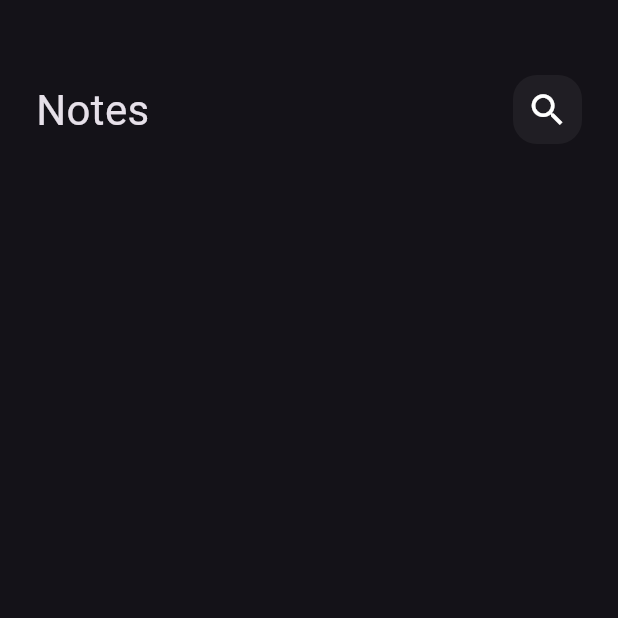
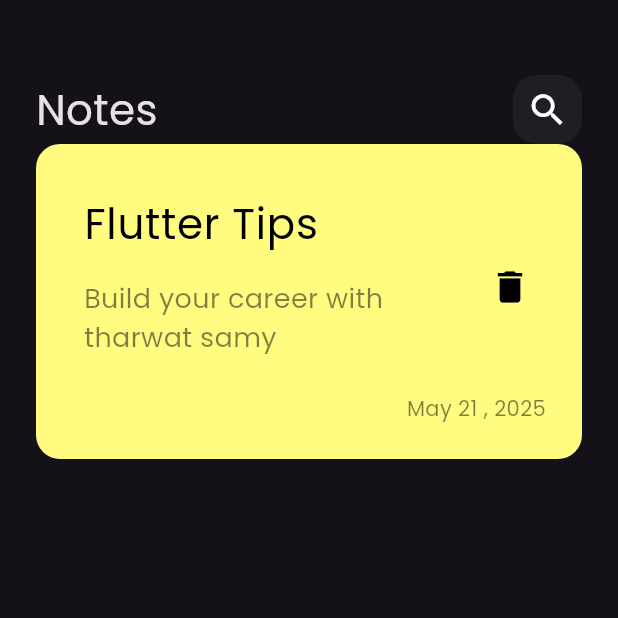
Before and after one commit to Shahd-Elkarn/notes_app, a Flutter app: the screen it shows after launch, on a phone screen of 412 x 824 dp, the top half of it. Run offline on Flutter 3.47's test engine with Material 3 defaults, Android fonts, the phone set to English and light mode, and no system bars.

Commit message:
create custom note item

```diff
--- a/lib/main.dart
+++ b/lib/main.dart
@@ -12,7 +12,10 @@ class NotesApp extends StatelessWidget {
   Widget build(BuildContext context) {
     return MaterialApp(
       debugShowCheckedModeBanner: false,
-      theme: ThemeData(brightness: Brightness.dark),
+      theme: ThemeData(
+        brightness: Brightness.dark,
+        fontFamily: 'Poppins',
+      ),
       home: const NoteView(),
     );
   }
--- /dev/null
+++ b/lib/views/widgets/custom_note_item.dart
@@ -0,0 +1,59 @@
+
+
+import 'package:flutter/material.dart';
+
+class CustomNoteItem extends StatelessWidget {
+  const CustomNoteItem({super.key});
+
+  @override
+  Widget build(BuildContext context) {
+    return Container(
+      padding: EdgeInsets.only(top: 24,bottom: 24,left: 16),
+      decoration: BoxDecoration(
+        borderRadius: BorderRadius.circular(16),
+        color: Color(0xfffFFc80),
+      ),
+      child: Column(
+        crossAxisAlignment: CrossAxisAlignment.end,
+        children: [
+          ListTile(
+            title: Text(
+              'Flutter Tips',
+              style: TextStyle(
+                color: Colors.black,
+                fontSize: 28,
+              ),
+            ),
+            subtitle: Padding(
+              padding: const EdgeInsets.only(top: 16.0,bottom: 16),
+              child: Text(
+                'Build your career with tharwat samy',
+                style: TextStyle(
+                  fontSize: 18,
+                  color: Colors.black.withOpacity(0.5),
+                ),
+              ),
+            ),
+            trailing: IconButton(
+              onPressed: () {},
+              icon: Icon(
+                Icons.delete,
+                size: 28,
+                color: Colors.black,
+              ),
+            ),
+          ),
+          Padding(
+            padding: const EdgeInsets.only(right: 24.0),
+            child: Text(
+                'May 21 , 2025',
+                style: TextStyle(
+                  color: Colors.black.withOpacity(0.5),
+                ),
+              ),
+          ),
+        ],
+      ),
+    );
+  }
+}
--- a/lib/views/widgets/note_view_body.dart
+++ b/lib/views/widgets/note_view_body.dart
@@ -1,5 +1,6 @@
 import 'package:flutter/material.dart';
 import 'package:notes_app/views/widgets/custom_appbar.dart';
+import 'package:notes_app/views/widgets/custom_note_item.dart';
 
 class NoteViewBody extends StatelessWidget {
   const NoteViewBody({super.key});
@@ -10,8 +11,11 @@ class NoteViewBody extends StatelessWidget {
       padding: EdgeInsets.symmetric(horizontal: 24.0),
       child: Column(
         children: [
-          SizedBox(height: 50,),
+          SizedBox(
+            height: 50,
+          ),
           CustomAppbar(),
+          CustomNoteItem(),
         ],
       ),
     );
```
Also changed, not shown: pubspec.yaml (+5 -6 lines), assets/fonts/Poppins-Regular.ttf (added).
